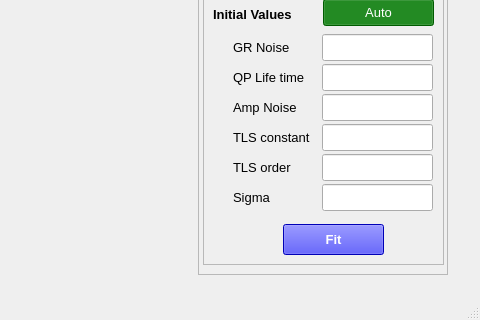
Before: the Qt Designer form gui/main.ui in MarcialX/KID_Analyser, drawn with Qt 5; both pictures show x 562 to 1042 and y 644 to 964 of the 1042 by 964 pixel window.
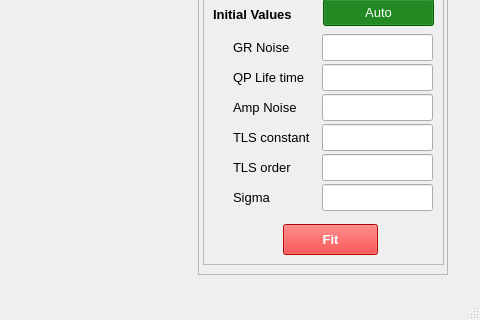
After: the same form once the commit is applied. Icons and pictures are not drawn.

```diff
--- a/gui/main.ui
+++ b/gui/main.ui
@@ -2426,32 +2426,6 @@
        </font>
       </property>
      </widget>
-     <widget class="QPushButton" name="applyBtn_2">
-      <property name="geometry">
-       <rect>
-        <x>80</x>
-        <y>250</y>
-        <width>101</width>
-        <height>31</height>
-       </rect>
-      </property>
-      <property name="font">
-       <font>
-        <pointsize>10</pointsize>
-        <weight>75</weight>
-        <bold>true</bold>
-       </font>
-      </property>
-      <property name="styleSheet">
-       <string notr="true">QWidget {
-	color: white;
-	background-color: blue
-}</string>
-      </property>
-      <property name="text">
-       <string>Fit</string>
-      </property>
-     </widget>
      <widget class="QLabel" name="label_6">
       <property name="geometry">
        <rect>
@@ -2572,6 +2546,39 @@
        <string>TLS order</string>
       </property>
      </widget>
+     <widget class="QPushButton" name="fitNoiseBtn">
+      <property name="geometry">
+       <rect>
+        <x>80</x>
+        <y>250</y>
+        <width>95</width>
+        <height>31</height>
+       </rect>
+      </property>
+      <property name="font">
+       <font>
+        <pointsize>10</pointsize>
+        <weight>75</weight>
+        <bold>true</bold>
+       </font>
+      </property>
+      <property name="styleSheet">
+       <string notr="true">QWidget {
+	color: white;
+	background-color: red
+}
+QWidget ::checked{
+	color: white;
+	background-color: green
+}</string>
+      </property>
+      <property name="text">
+       <string>Fit</string>
+      </property>
+      <property name="checkable">
+       <bool>true</bool>
+      </property>
+     </widget>
     </widget>
    </widget>
   </widget>
```
